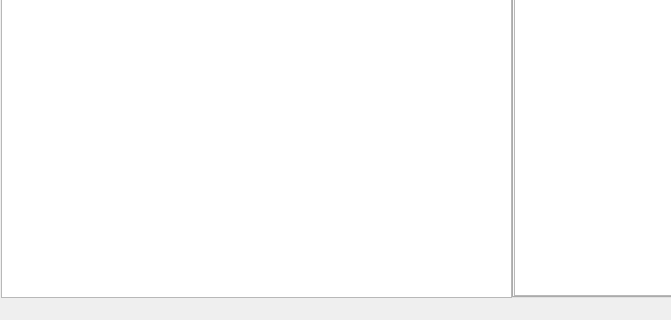
Old version of the form src/mainwindow.ui in the repository pbek/QOwnNotes; both pictures show x 0 to 671 and y 448 to 768 of the 1024 by 768 pixel window.
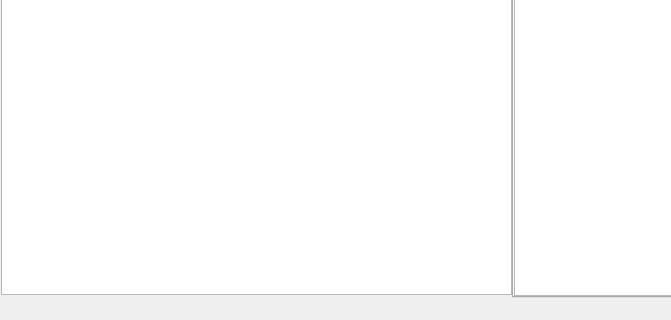
New version of the form. Icons and pictures are not drawn. Custom widgets are drawn as their Qt base class.

Commit message: changed bottom margin

The edit to the form file:
```diff
--- a/src/mainwindow.ui
+++ b/src/mainwindow.ui
@@ -189,7 +189,7 @@
           <number>0</number>
          </property>
          <property name="bottomMargin">
-          <number>0</number>
+          <number>3</number>
          </property>
          <item>
           <widget class="QComboBox" name="recentNoteFolderComboBox"/>
```
